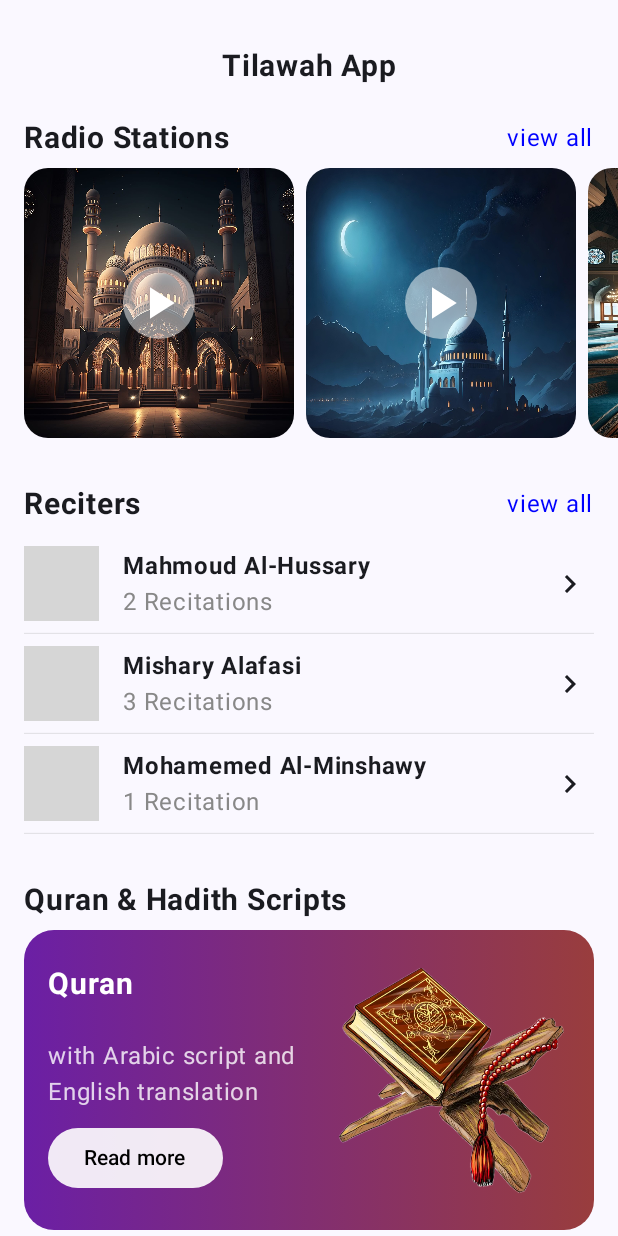
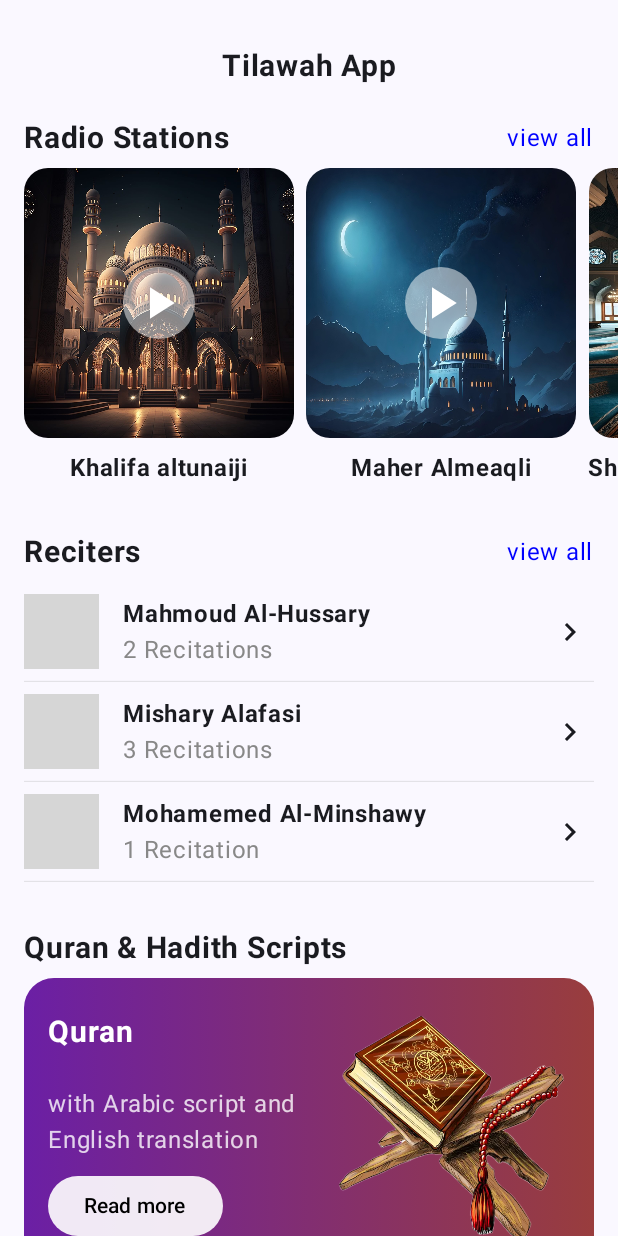
Before and after one commit to githussein/media-player-mp3quran, an Android app built with Jetpack Compose: the screen it shows after launch (MainActivity), on a phone screen of 412 x 824 dp. Run offline under Robolectric (Android 15) with nearby library versions, the phone set to English and light mode, and no system bars; grey boxes are pictures that could not be loaded.

Commit message:
qoa-9 new design - add radio station name ui

```diff
--- a/app/src/main/java/com/example/quranoffline/HomeScreen.kt
+++ b/app/src/main/java/com/example/quranoffline/HomeScreen.kt
@@ -47,9 +47,9 @@ fun HomeScreen(modifier: Modifier) {
                 .padding(horizontal = 16.dp),
             horizontalArrangement = Arrangement.spacedBy(8.dp)
         ) {
-            ComponentRadioPoster(modifier = modifier, imageId = R.drawable.masjid2)
-            ComponentRadioPoster(modifier = modifier, imageId = R.drawable.masjid7)
-            ComponentRadioPoster(modifier = modifier, imageId = R.drawable.masjid5)
+            ComponentRadioPoster(modifier = modifier, imageId = R.drawable.masjid2, stationName = "Khalifa altunaiji")
+            ComponentRadioPoster(modifier = modifier, imageId = R.drawable.masjid7, stationName = "Maher Almeaqli")
+            ComponentRadioPoster(modifier = modifier, imageId = R.drawable.masjid5, stationName = "Shaik Abu bakr Alshatri")
         }
         Spacer(modifier = modifier.height(32.dp))
 
--- a/app/src/main/java/com/example/quranoffline/ui/components/ComponentRadioPoster.kt
+++ b/app/src/main/java/com/example/quranoffline/ui/components/ComponentRadioPoster.kt
@@ -3,12 +3,16 @@ package com.example.quranoffline.ui.components
 import androidx.compose.foundation.Image
 import androidx.compose.foundation.background
 import androidx.compose.foundation.layout.Box
+import androidx.compose.foundation.layout.Column
+import androidx.compose.foundation.layout.Spacer
+import androidx.compose.foundation.layout.height
 import androidx.compose.foundation.layout.size
 import androidx.compose.foundation.shape.CircleShape
 import androidx.compose.foundation.shape.RoundedCornerShape
 import androidx.compose.material.icons.Icons
 import androidx.compose.material.icons.filled.PlayArrow
 import androidx.compose.material3.Icon
+import androidx.compose.material3.Text
 import androidx.compose.runtime.Composable
 import androidx.compose.ui.Alignment
 import androidx.compose.ui.Modifier
@@ -16,11 +20,16 @@ import androidx.compose.ui.draw.clip
 import androidx.compose.ui.graphics.Color
 import androidx.compose.ui.layout.ContentScale
 import androidx.compose.ui.res.painterResource
+import androidx.compose.ui.text.font.FontWeight
 import androidx.compose.ui.unit.dp
+import androidx.compose.ui.unit.sp
 import com.example.quranoffline.R
 
 @Composable
-fun ComponentRadioPoster(modifier: Modifier, imageId: Int = R.drawable.masjid3) {
+fun ComponentRadioPoster(modifier: Modifier, imageId: Int = R.drawable.masjid3, stationName: String) {
+    Column(
+        horizontalAlignment = Alignment.CenterHorizontally,
+    ) {
         Box(
             modifier = Modifier
                 .size(180.dp)
@@ -50,4 +59,9 @@ fun ComponentRadioPoster(modifier: Modifier, imageId: Int = R.drawable.masjid3)
                 )
             }
         }
+
+        Spacer(modifier.height(8.dp))
+
+        Text(stationName, fontSize = 16.sp, fontWeight = FontWeight.Bold)
     }
+}
```
Lines whose indentation alone changed are shown as unchanged.
